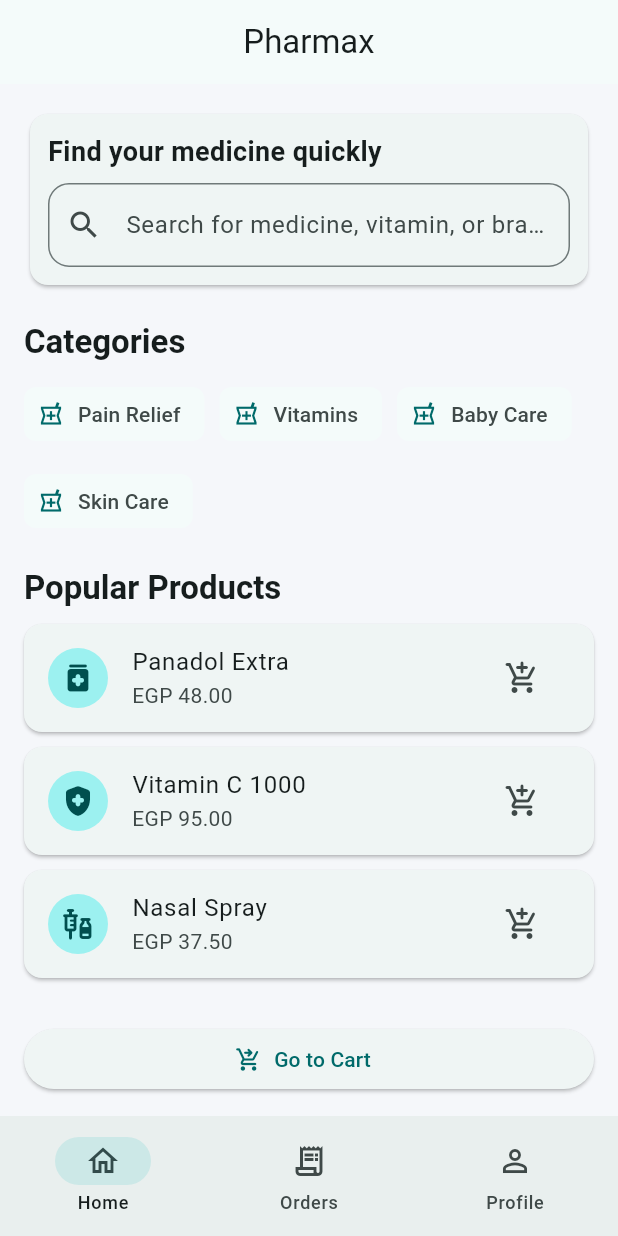
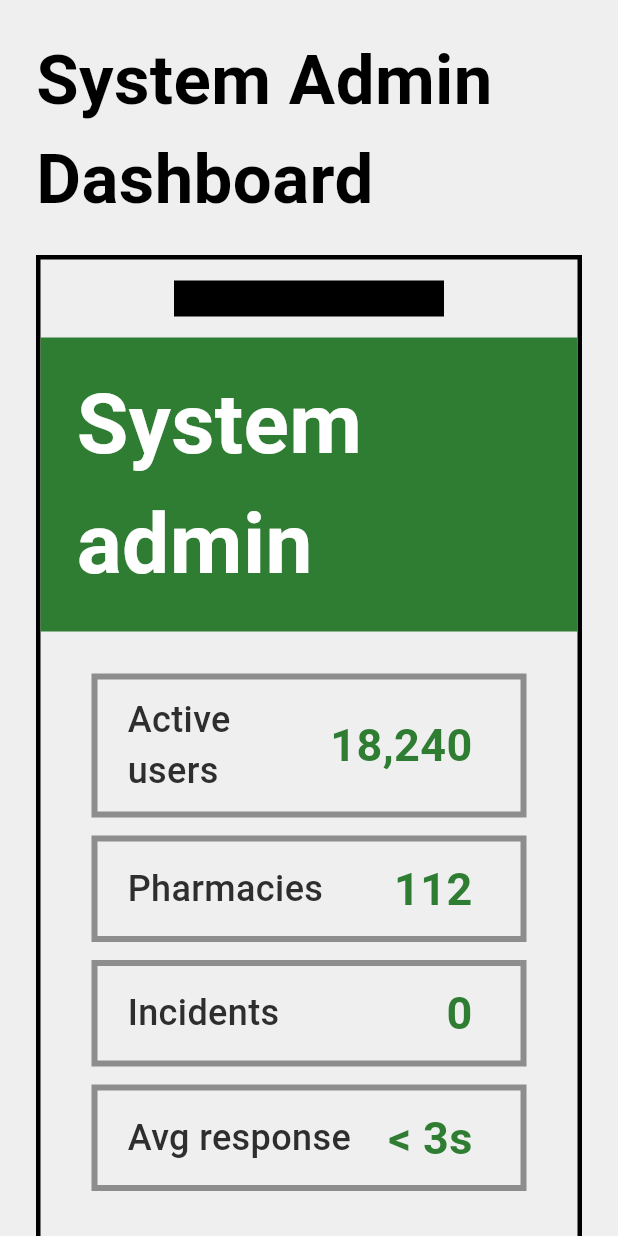
Before and after one commit to lekaareda/Pharmax, a Flutter app: the screen it shows after launch, on a phone screen of 412 x 824 dp. Run offline on Flutter 3.47's test engine with Material 3 defaults, Android fonts, the phone set to English and light mode, and no system bars.

Commit message:
Continue UI flow with system admin dashboard screen

```diff
--- a/lib/main.dart
+++ b/lib/main.dart
@@ -13,158 +13,204 @@
       title: 'Pharmax',
       debugShowCheckedModeBanner: false,
       theme: ThemeData(
-        colorScheme: ColorScheme.fromSeed(seedColor: const Color(0xFF00A6A6)),
-        scaffoldBackgroundColor: const Color(0xFFF5F7FA),
-        useMaterial3: true,
+        scaffoldBackgroundColor: const Color(0xFFEFEFEF),
+        fontFamily: 'Roboto',
       ),
-      home: const HomeScreen(),
+      home: const SystemAdminDashboardScreen(),
     );
   }
 }
 
-class HomeScreen extends StatelessWidget {
-  const HomeScreen({super.key});
-
-  static const _categories = [
-    'Pain Relief',
-    'Vitamins',
-    'Baby Care',
-    'Skin Care',
-  ];
-
-  static const _popular = [
-    _MedicineCardData('Panadol Extra', 'EGP 48.00', Icons.medication_rounded),
-    _MedicineCardData('Vitamin C 1000', 'EGP 95.00', Icons.health_and_safety_rounded),
-    _MedicineCardData('Nasal Spray', 'EGP 37.50', Icons.vaccines_rounded),
-  ];
+class SystemAdminDashboardScreen extends StatelessWidget {
+  const SystemAdminDashboardScreen({super.key});
 
   @override
   Widget build(BuildContext context) {
     return Scaffold(
-      appBar: AppBar(
-        title: const Text('Pharmax'),
-        centerTitle: true,
+      body: SafeArea(
+        child: SingleChildScrollView(
+          child: Padding(
+            padding: const EdgeInsets.fromLTRB(24, 20, 24, 40),
+            child: Center(
+              child: ConstrainedBox(
+                constraints: const BoxConstraints(maxWidth: 760),
+                child: Column(
+                  crossAxisAlignment: CrossAxisAlignment.start,
+                  children: [
+                    const Text(
+                      'System Admin Dashboard',
+                      style: TextStyle(
+                        fontSize: 46,
+                        fontWeight: FontWeight.w700,
+                        color: Colors.black,
                       ),
-      body: ListView(
-        padding: const EdgeInsets.all(16),
+                    ),
+                    const SizedBox(height: 18),
+                    Container(
+                      width: double.infinity,
+                      decoration: BoxDecoration(
+                        border: Border.all(color: Colors.black, width: 3),
+                      ),
+                      child: Column(
                         children: [
-          const _SearchSection(),
-          const SizedBox(height: 20),
-          const _SectionTitle('Categories'),
-          const SizedBox(height: 10),
-          Wrap(
-            spacing: 10,
-            runSpacing: 10,
-            children: _categories
-                .map(
-                  (category) => Chip(
-                    label: Text(category),
-                    avatar: const Icon(Icons.local_pharmacy_outlined, size: 18),
-                    side: BorderSide.none,
+                          const _PhoneNotch(),
+                          Container(
+                            width: double.infinity,
+                            color: const Color(0xFF2E7D32),
+                            padding: const EdgeInsets.symmetric(
+                              horizontal: 24,
+                              vertical: 18,
                             ),
-                )
-                .toList(),
+                            child: const Text(
+                              'System admin',
+                              style: TextStyle(
+                                color: Colors.white,
+                                fontSize: 56,
+                                fontWeight: FontWeight.w700,
                               ),
-          const SizedBox(height: 20),
-          const _SectionTitle('Popular Products'),
-          const SizedBox(height: 10),
-          ..._popular.map((item) => _MedicineCard(data: item)),
-          const SizedBox(height: 20),
-          ElevatedButton.icon(
+                            ),
+                          ),
+                          Padding(
+                            padding: const EdgeInsets.fromLTRB(34, 28, 34, 70),
+                            child: SizedBox(
+                              width: double.infinity,
+                              height: 1040,
+                              child: Column(
+                                crossAxisAlignment: CrossAxisAlignment.start,
+                                children: [
+                                  const _SystemMetricCard(
+                                    title: 'Active users',
+                                    value: '18,240',
+                                  ),
+                                  const SizedBox(height: 12),
+                                  const _SystemMetricCard(
+                                    title: 'Pharmacies',
+                                    value: '112',
+                                  ),
+                                  const SizedBox(height: 12),
+                                  const _SystemMetricCard(
+                                    title: 'Incidents',
+                                    value: '0',
+                                  ),
+                                  const SizedBox(height: 12),
+                                  const _SystemMetricCard(
+                                    title: 'Avg response',
+                                    value: '< 3s',
+                                  ),
+                                  const SizedBox(height: 120),
+                                  _DashboardActionButton(
+                                    label: 'Manage roles & access',
                                     onPressed: () {},
-            icon: const Icon(Icons.shopping_cart_checkout_rounded),
-            label: const Text('Go to Cart'),
                                   ),
                                 ],
                               ),
-      bottomNavigationBar: NavigationBar(
-        selectedIndex: 0,
-        destinations: const [
-          NavigationDestination(icon: Icon(Icons.home_outlined), label: 'Home'),
-          NavigationDestination(icon: Icon(Icons.receipt_long_outlined), label: 'Orders'),
-          NavigationDestination(icon: Icon(Icons.person_outline), label: 'Profile'),
+                            ),
+                          ),
+                        ],
+                      ),
+                    ),
+                  ],
+                ),
+              ),
+            ),
+          ),
+        ),
+      ),
+    );
+  }
+}
+
+class _SystemMetricCard extends StatelessWidget {
+  const _SystemMetricCard({
+    required this.title,
+    required this.value,
+  });
+
+  final String title;
+  final String value;
+
+  @override
+  Widget build(BuildContext context) {
+    return Container(
+      width: double.infinity,
+      padding: const EdgeInsets.symmetric(horizontal: 20, vertical: 10),
+      decoration: BoxDecoration(
+        border: Border.all(
+          color: const Color(0xFF8D8D8D),
+          width: 4,
+        ),
+      ),
+      child: Row(
+        children: [
+          Expanded(child: Text(title, style: _fieldTextStyle)),
+          Text(
+            value,
+            style: const TextStyle(
+              color: Color(0xFF2E7D32),
+              fontSize: 30,
+              fontWeight: FontWeight.w700,
+            ),
+          ),
+          const SizedBox(width: 12),
         ],
       ),
     );
   }
 }
 
-class _SearchSection extends StatelessWidget {
-  const _SearchSection();
+class _DashboardActionButton extends StatelessWidget {
+  const _DashboardActionButton({
+    required this.label,
+    required this.onPressed,
+  });
+
+  final String label;
+  final VoidCallback onPressed;
 
   @override
   Widget build(BuildContext context) {
-    return Card(
-      child: Padding(
-        padding: const EdgeInsets.all(12),
-        child: Column(
-          crossAxisAlignment: CrossAxisAlignment.start,
-          children: [
-            const Text(
-              'Find your medicine quickly',
-              style: TextStyle(fontSize: 18, fontWeight: FontWeight.w600),
+    return SizedBox(
+      width: double.infinity,
+      child: FilledButton(
+        style: FilledButton.styleFrom(
+          backgroundColor: const Color(0xFF2E7D32),
+          shape: const RoundedRectangleBorder(),
+          padding: const EdgeInsets.symmetric(vertical: 18),
         ),
-            const SizedBox(height: 8),
-            TextField(
-              decoration: InputDecoration(
-                hintText: 'Search for medicine, vitamin, or brand',
-                prefixIcon: const Icon(Icons.search),
-                border: OutlineInputBorder(
-                  borderRadius: BorderRadius.circular(14),
+        onPressed: onPressed,
+        child: Text(
+          label,
+          style: const TextStyle(
+            color: Colors.white,
+            fontSize: 24,
+            fontWeight: FontWeight.w700,
           ),
-              ),
-            ),
-          ],
         ),
       ),
     );
   }
 }
 
-class _SectionTitle extends StatelessWidget {
-  const _SectionTitle(this.title);
-
-  final String title;
+class _PhoneNotch extends StatelessWidget {
+  const _PhoneNotch();
 
   @override
   Widget build(BuildContext context) {
-    return Text(
-      title,
-      style: Theme.of(context).textTheme.titleLarge?.copyWith(
-            fontWeight: FontWeight.bold,
-          ),
-    );
-  }
-}
-
-class _MedicineCard extends StatelessWidget {
-  const _MedicineCard({required this.data});
-
-  final _MedicineCardData data;
-
-  @override
-  Widget build(BuildContext context) {
-    return Card(
-      margin: const EdgeInsets.only(bottom: 10),
-      child: ListTile(
-        leading: CircleAvatar(
-          child: Icon(data.icon),
-        ),
-        title: Text(data.title),
-        subtitle: Text(data.price),
-        trailing: IconButton(
-          onPressed: () {},
-          icon: const Icon(Icons.add_shopping_cart_rounded),
+    return SizedBox(
+      height: 52,
+      child: Center(
+        child: Container(
+          width: 180,
+          height: 24,
+          color: Colors.black,
         ),
       ),
     );
   }
 }
 
-class _MedicineCardData {
-  const _MedicineCardData(this.title, this.price, this.icon);
-
-  final String title;
-  final String price;
-  final IconData icon;
-}
+const _fieldTextStyle = TextStyle(
+  color: Color(0xFF2E2E2E),
+  fontSize: 24,
+  fontWeight: FontWeight.w500,
+);
```
Also changed, not shown: 1 other file. Lines whose indentation alone changed are shown as unchanged.
